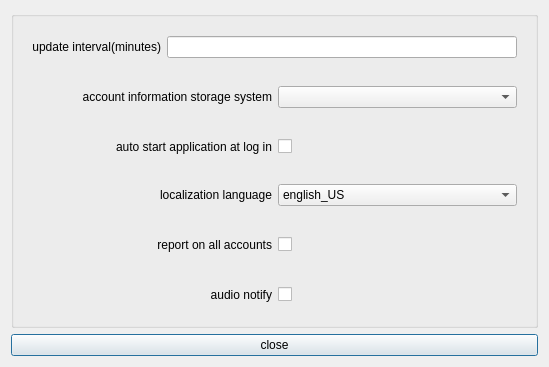
This is src/configurationoptionsdialog.ui in mhogomchungu/qCheckGMail as Qt 5 draws it before an edit. The edited form follows.
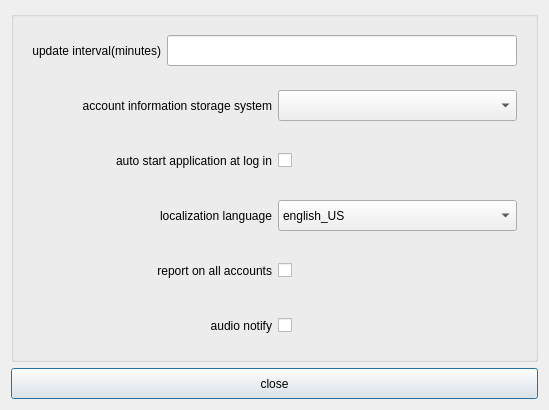
This is the edited form.

```diff
--- a/src/configurationoptionsdialog.ui
+++ b/src/configurationoptionsdialog.ui
@@ -28,6 +28,12 @@
         <layout class="QGridLayout" name="gridLayout_3">
          <item row="0" column="0">
           <widget class="QLabel" name="label">
+           <property name="minimumSize">
+            <size>
+             <width>0</width>
+             <height>31</height>
+            </size>
+           </property>
            <property name="text">
             <string>update interval(minutes)</string>
            </property>
@@ -40,7 +46,14 @@
           </widget>
          </item>
          <item row="0" column="1">
-          <widget class="QLineEdit" name="lineEditUpdateCheckInterval"/>
+          <widget class="QLineEdit" name="lineEditUpdateCheckInterval">
+           <property name="minimumSize">
+            <size>
+             <width>0</width>
+             <height>31</height>
+            </size>
+           </property>
+          </widget>
          </item>
         </layout>
        </widget>
@@ -50,6 +63,12 @@
         <layout class="QGridLayout" name="gridLayout_4">
          <item row="0" column="0">
           <widget class="QLabel" name="label_5">
+           <property name="minimumSize">
+            <size>
+             <width>0</width>
+             <height>31</height>
+            </size>
+           </property>
            <property name="text">
             <string>account information storage system</string>
            </property>
@@ -62,7 +81,14 @@
           </widget>
          </item>
          <item row="0" column="1">
-          <widget class="QComboBox" name="comboBoxBackEndSystem"/>
+          <widget class="QComboBox" name="comboBoxBackEndSystem">
+           <property name="minimumSize">
+            <size>
+             <width>0</width>
+             <height>31</height>
+            </size>
+           </property>
+          </widget>
          </item>
         </layout>
        </widget>
@@ -72,6 +98,12 @@
         <layout class="QGridLayout" name="gridLayout_5">
          <item row="0" column="0">
           <widget class="QLabel" name="label_2">
+           <property name="minimumSize">
+            <size>
+             <width>0</width>
+             <height>31</height>
+            </size>
+           </property>
            <property name="text">
             <string>auto start application at log in</string>
            </property>
@@ -85,6 +117,12 @@
          </item>
          <item row="0" column="1">
           <widget class="QCheckBox" name="checkBoxAutoStartEnabled">
+           <property name="minimumSize">
+            <size>
+             <width>0</width>
+             <height>31</height>
+            </size>
+           </property>
            <property name="text">
             <string/>
            </property>
@@ -98,6 +136,12 @@
         <layout class="QGridLayout" name="gridLayout_6">
          <item row="0" column="0">
           <widget class="QLabel" name="label_3">
+           <property name="minimumSize">
+            <size>
+             <width>0</width>
+             <height>31</height>
+            </size>
+           </property>
            <property name="text">
             <string>localization language</string>
            </property>
@@ -111,6 +155,12 @@
          </item>
          <item row="0" column="1">
           <widget class="QComboBox" name="comboBoxLocalLanguage">
+           <property name="minimumSize">
+            <size>
+             <width>0</width>
+             <height>31</height>
+            </size>
+           </property>
            <item>
             <property name="text">
              <string notr="true">english_US</string>
@@ -126,6 +176,12 @@
         <layout class="QGridLayout" name="gridLayout_7">
          <item row="0" column="0">
           <widget class="QLabel" name="label_4">
+           <property name="minimumSize">
+            <size>
+             <width>0</width>
+             <height>31</height>
+            </size>
+           </property>
            <property name="text">
             <string>report on all accounts</string>
            </property>
@@ -139,6 +195,12 @@
          </item>
          <item row="0" column="1">
           <widget class="QCheckBox" name="checkBoxReportOnAllAccounts">
+           <property name="minimumSize">
+            <size>
+             <width>0</width>
+             <height>31</height>
+            </size>
+           </property>
            <property name="text">
             <string/>
            </property>
@@ -152,6 +214,12 @@
         <layout class="QGridLayout" name="gridLayout_8">
          <item row="0" column="0">
           <widget class="QLabel" name="label_6">
+           <property name="minimumSize">
+            <size>
+             <width>0</width>
+             <height>31</height>
+            </size>
+           </property>
            <property name="text">
             <string>audio notify</string>
            </property>
@@ -165,6 +233,12 @@
          </item>
          <item row="0" column="1">
           <widget class="QCheckBox" name="checkBoxAudioNotify">
+           <property name="minimumSize">
+            <size>
+             <width>0</width>
+             <height>31</height>
+            </size>
+           </property>
            <property name="text">
             <string/>
            </property>
@@ -178,6 +252,12 @@
    </item>
    <item row="1" column="0">
     <widget class="QPushButton" name="pushButtonClose">
+     <property name="minimumSize">
+      <size>
+       <width>0</width>
+       <height>31</height>
+      </size>
+     </property>
      <property name="text">
       <string>close</string>
      </property>
```
